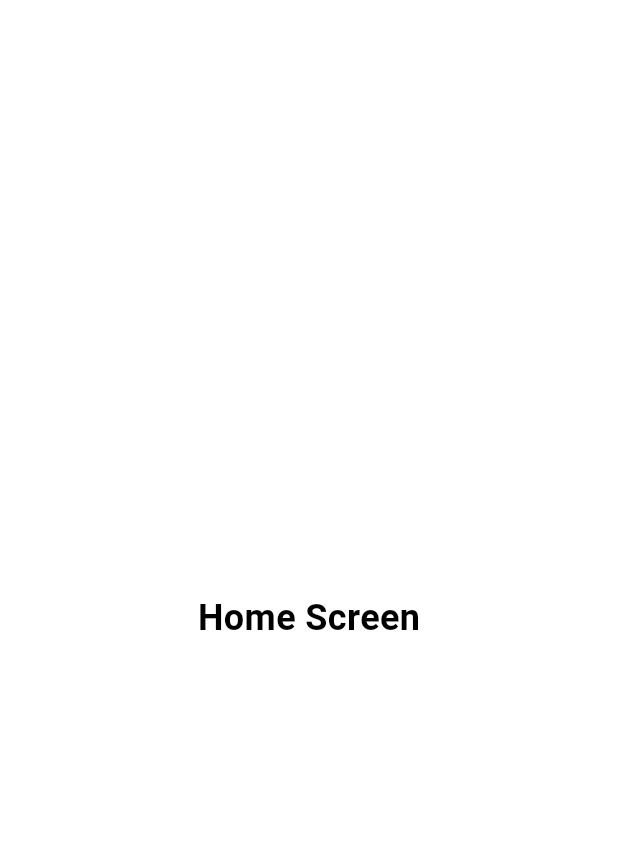
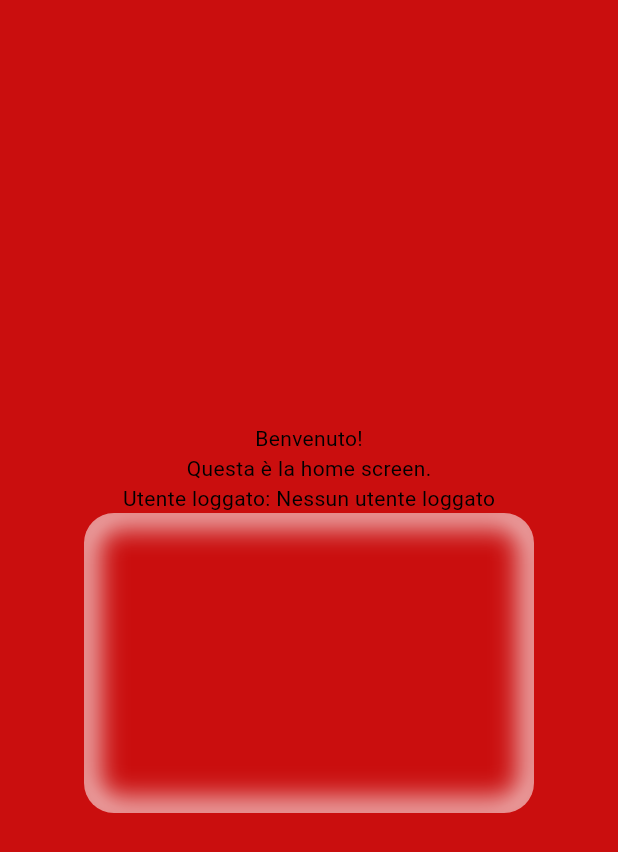
Before and after one commit to Sfabi28/Swifty_Protein, a Flutter app: the HomeScreen screen opened by its route, on a phone screen of 412 x 824 dp. Shown: the top 852 px of the screen. Run offline on Flutter 3.47's test engine with Material 3 defaults, Android fonts, the phone set to English and light mode, and no system bars; our stand-ins replace flutter_dotenv, local_auth, shared_preferences, sqflite; missing offline and left inert: local_auth_android, local_auth_darwin; accounts and stored records are empty.

Commit message:
tentativi di caricamento

```diff
--- a/lib/screens/home.dart
+++ b/lib/screens/home.dart
@@ -1,4 +1,7 @@
 import 'package:flutter/material.dart';
+import 'package:shared_preferences/shared_preferences.dart';
+import 'package:swifty_protein/models/user_model.dart';
+import 'package:swifty_protein/services/db_helper.dart';
 
 class HomeScreen extends StatefulWidget {
   const HomeScreen({super.key});
@@ -7,24 +10,98 @@ class HomeScreen extends StatefulWidget {
   State<HomeScreen> createState() => _HomeScreenState();
 }
 
+class Window extends CustomPainter {
+  @override
+  void paint(Canvas canvas, Size size) {
+
+    final rect = Offset.zero & size;
+    final radius = Radius.circular(20.0);
+    final rrect = RRect.fromRectAndRadius(rect, radius);
+    canvas.clipRRect(rrect);
+    final borderPaint = Paint()
+      ..color = Colors.white
+      ..style = PaintingStyle.stroke
+      ..strokeWidth = 14.0
+      ..maskFilter = MaskFilter.blur(BlurStyle.normal, 10.0);// aggiunge un'ombra sfocata al bordo
+
+    canvas.drawRRect(rrect, borderPaint);
+  }
+
+  @override
+  bool shouldRepaint(covariant CustomPainter oldDelegate) => false;
+}
+
 class _HomeScreenState extends State<HomeScreen> {
 
+  final DatabaseHelper _dbhelper = DatabaseHelper.instance; //prendo l'istanza del db, per ora non serve a nel futuro servira'
+  User? _user; //variabile di stato per tenere traccia dell'utente loggato, in attesa di implementare la logica completa per prendere l'utente dal db usando l'id
+  final prefs = SharedPreferences.getInstance();
+  bool _isLoading = true; //variabile di stato per tenere traccia se stiamo ancora caricando i dati dell'utente
 
+Future<void> _loadUser() async {
+    try{
+      final prefsIns = await prefs;
+      var idToLog = prefsIns.getString('loggedInUser');
+      if (idToLog == null){
+        setState(() {
+          _isLoading = false;
+          _user = User(id: null, username: 'Nessun utente loggato', password: '');
+        });
+        return;
+      }
+      final user = await _dbhelper.getUserById(idToLog);
+      if (mounted){
+        setState(() {
+          _isLoading = false;
+          _user = user;
+        });
+      }
+    } catch(e){
+      if (mounted){
+        setState(() {
+          _isLoading = false;
+          _user = User(id: null, username: 'Errore nel caricamento dell\'utente', password: '');
+        });
+      }
+    }
+  }
   @override
   void initState() {
     super.initState();
     //TODO aggiungere logica
+      _loadUser();
   }
 
   @override
   Widget build(BuildContext context) {
-    return const Scaffold(
-      backgroundColor: Colors.transparent, //trasparente per mostrare lo sfondo grigio globale definito nel main.dart
+    if (_isLoading) {
+      return Scaffold(
+        backgroundColor: const Color.fromARGB(255, 202, 14, 14),
+        body: const Center(child: CircularProgressIndicator()),
+      );
+    }
+    if (_user == null) {
+      return Scaffold(
+        backgroundColor: const Color.fromARGB(255, 202, 14, 14),
+        body: const Center(child: Text('Utente non trovato')),
+      );
+    }
+    return  Scaffold(
+      backgroundColor: const Color.fromARGB(255, 202, 14, 14), //trasparente per mostrare lo sfondo grigio globale definito nel main.dart
       body: Center(
-        child: Text(
-          "Home Screen",
-          style: TextStyle(fontSize: 24, fontWeight: FontWeight.bold),
-        ),
+        child: Column(
+          mainAxisAlignment: MainAxisAlignment.center,
+          children: [
+            const Text('Benvenuto!'),
+            const Text('Questa è la home screen.'),
+            Text('Utente loggato: ${_user!.username}'),
+            CustomPaint(
+              size: const Size(300, 200),
+              painter: Window(),
+            ),
+          ],
+        )
+
       ),
     );
   }
--- a/lib/screens/login_screen.dart
+++ b/lib/screens/login_screen.dart
@@ -29,7 +29,7 @@ class _LoginScreenState extends State<LoginScreen> {
       final bool canCheck = await auth.canCheckBiometrics;
       final bool isDeviceSupported = await auth.isDeviceSupported(); //controllo se posso utilizzare la biometri sul dispositivo
       var idToLog = await prefs.then((prefs) => prefs.getString('loggedInUser')); //prendo l'username dell'utente loggato dalle preferenze condivise
-
+      debugPrint('canCheck: $canCheck, isDeviceSupported: $isDeviceSupported, idToLog: $idToLog'); //debug per vedere se posso usare la biometria e quale utente è loggato
       if (!canCheck && !isDeviceSupported || idToLog == null) { //se non posso usarla per qualche motivo allora lo dico in una snackbar (toast)
         AppState.ignoreNextResume = false;
         if (!mounted) return;
@@ -102,7 +102,7 @@ class _LoginScreenState extends State<LoginScreen> {
     _dbhelper.findUser(username, password).then((user) {
       if (user != null) {
         prefs.then((prefs) {
-          prefs.setString('loggedInUser', user.username); //salvo l'username dell'utente loggato nelle preferenze condivise
+          prefs.setString('loggedInUser', user.id.toString()); //salvo l'username dell'utente loggato nelle preferenze condivise
         });
         Navigator.of(context).pushReplacementNamed('/home');
       } else {
@@ -126,7 +126,7 @@ class _LoginScreenState extends State<LoginScreen> {
       try{
       _dbhelper.registerUser(user).then((id) {
         prefs.then((prefs) {
-          prefs.setString('loggedInUser', user.username);
+          prefs.setString('loggedInUser', user.id.toString()); //salvo l'username dell'utente loggato nelle preferenze condivise
         });
         Navigator.of(context).pushReplacementNamed('/home');
       });
```
Also changed, not shown: lib/services/db_helper.dart (+16 -0 lines).
